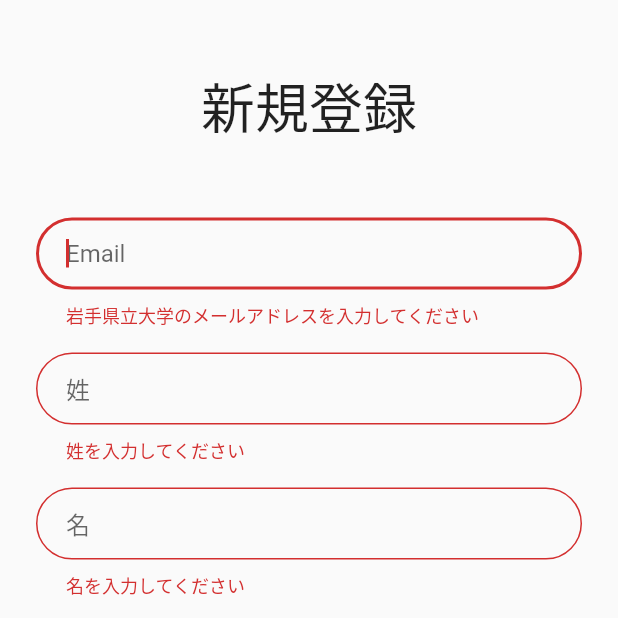
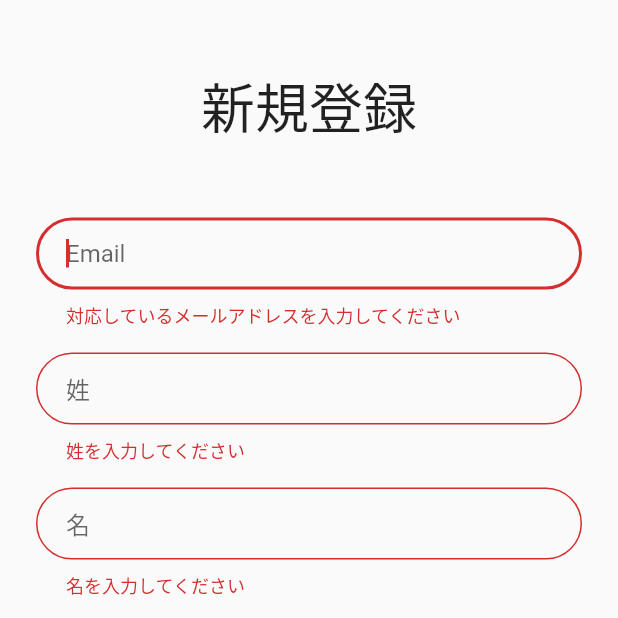
Before and after one commit to dao0203/share_study_app, a Flutter app: the RegisterPage screen opened by its route, after a tap on "登録", on a phone screen of 412 x 824 dp, the top half of it. Run offline on Flutter 3.47's test engine with Material 2 defaults, Android fonts, the phone set to English and light mode, and no system bars; our stand-ins replace cloud_firestore, firebase_auth, firebase_core, flutter_dotenv, flutter_staggered_animations, freezed_annotation and 3 more; accounts and stored records are empty; statements that could not run were skipped.

Commit message:
[update] We made it possible for everyone to register.

```diff
--- a/lib/view/login_and_registration/register_page.dart
+++ b/lib/view/login_and_registration/register_page.dart
@@ -88,9 +88,9 @@ class _RegisterPageState extends State<RegisterPage> {
       padding: const EdgeInsets.symmetric(vertical: 8.0),
       child: TextFormField(
         validator: (value) {
-          if (!RegExp(r'^[a-zA-Z0-9._]+@s\.iwate-pu\.ac\.jp$')
+          if (!RegExp(r"^[a-zA-Z0-9.!#$%&'*+\/=?^_`{|}~-]+@[a-zA-Z0-9-]+(?:\.[a-zA-Z0-9-]+)*$")
               .hasMatch(value!)) {
-            return "岩手県立大学のメールアドレスを入力してください";
+            return "対応しているメールアドレスを入力してください";
           } else if (value.isEmpty) {
             return "メールアドレスを入力してください";
           }
```
